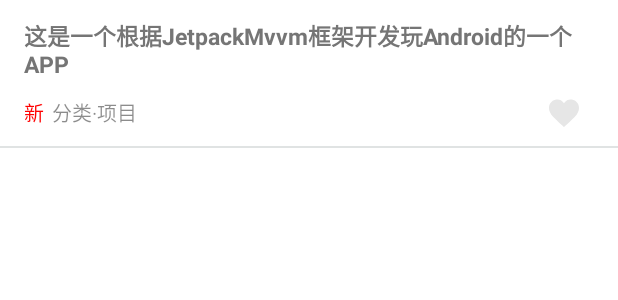
After one commit to XiaocXC/FinalArchitecture, an Android app: the layout item_plaza_list_data.xml on its own in the app's theme, with its tools: preview values and no code run, on a phone screen of 412 x 824 dp. The commit adds this screen. Shown: the top 300 px of the screen. Run offline under Robolectric (Android 15) with nearby library versions, the phone set to English and light mode, and no system bars.

Commit message:
【完善】广场

```diff
--- /dev/null
+++ b/app/src/main/res/layout/item_plaza_list_data.xml
@@ -0,0 +1,64 @@
+<?xml version="1.0" encoding="utf-8"?>
+<LinearLayout xmlns:android="http://schemas.android.com/apk/res/android"
+    android:layout_width="match_parent"
+    android:layout_height="wrap_content"
+    xmlns:app="http://schemas.android.com/apk/res-auto"
+    xmlns:tools="http://schemas.android.com/tools"
+    android:orientation="vertical">
+
+    <TextView
+        android:id="@+id/item_home_content"
+        tools:text="这是一个根据JetpackMvvm框架开发玩Android的一个APP"
+        android:layout_width="wrap_content"
+        android:layout_height="wrap_content"
+        android:layout_marginHorizontal="16dp"
+        android:layout_marginTop="12dp"
+        android:textColor="@color/base_panda"
+        android:textSize="15sp"
+        android:textStyle="bold" />
+
+    <RelativeLayout
+        android:layout_width="match_parent"
+        android:layout_height="wrap_content"
+        android:layout_marginHorizontal="16dp"
+        android:layout_marginVertical="10dp">
+
+        <TextView
+            android:id="@+id/tv_fresh"
+            android:layout_width="wrap_content"
+            android:layout_height="wrap_content"
+            android:text="@string/new_article"
+            android:textColor="@color/base_red"
+            android:textSize="13sp"
+            android:visibility="gone"
+            tools:visibility="visible"
+            android:layout_centerVertical="true"/>
+
+        <TextView
+            android:id="@+id/item_home_type2"
+            tools:text="分类·项目"
+            android:layout_width="wrap_content"
+            android:layout_height="wrap_content"
+            android:layout_centerVertical="true"
+            android:textColor="@color/base_black45"
+            android:textSize="13sp"
+            android:layout_toEndOf="@+id/tv_fresh"
+            android:layout_marginStart="5dp"/>
+
+        <ImageView
+            android:id="@+id/item_home_collect"
+            android:layout_width="24dp"
+            android:layout_height="24dp"
+            android:layout_alignParentEnd="true"
+            android:layout_centerVertical="true"
+            android:layout_marginEnd="8dp"
+            android:src="@drawable/collect_selector" />
+
+    </RelativeLayout>
+
+    <com.google.android.material.divider.MaterialDivider
+        android:layout_width="match_parent"
+        android:layout_height="wrap_content"
+        app:dividerColor="@color/base_grey_300" />
+
+</LinearLayout>
```
Also changed, not shown: app/src/main/java/com/zjl/finalarchitecture/module/home/ui/adapter/PlazaArticleAdapter.kt (added, +14 -0 lines), app/src/main/java/com/zjl/finalarchitecture/module/home/ui/fragment/PlazaFragment.kt (+34 -1 lines), app/src/main/java/com/zjl/finalarchitecture/module/home/viewmodel/PlazaViewModel.kt (+27 -0 lines).
